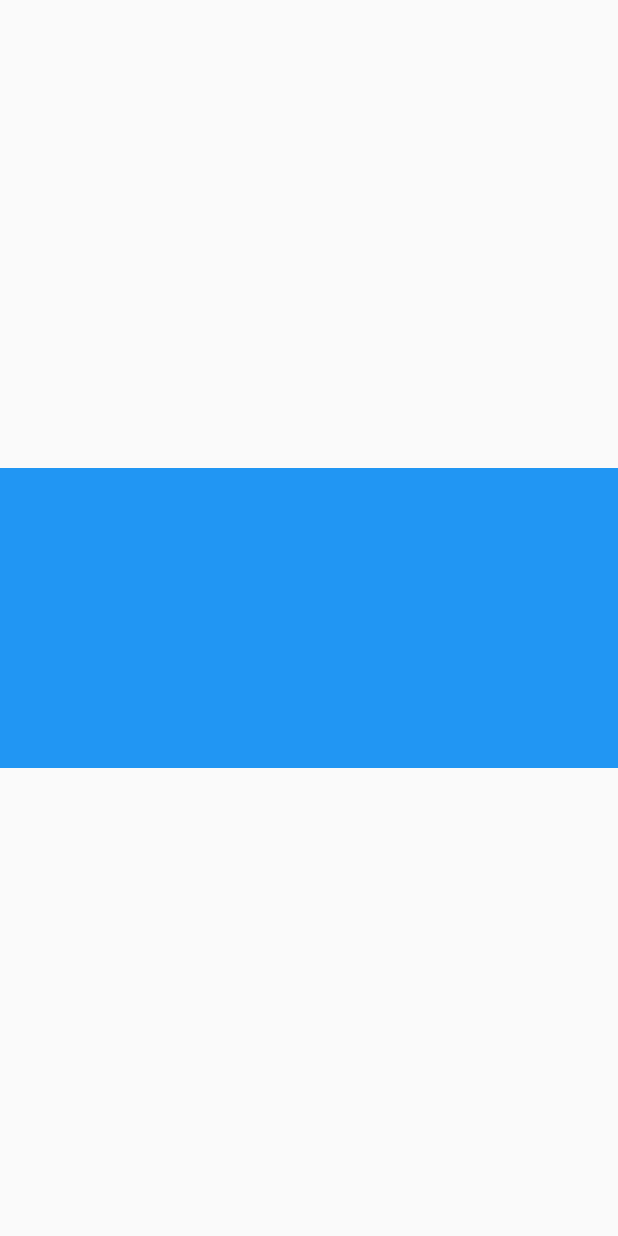
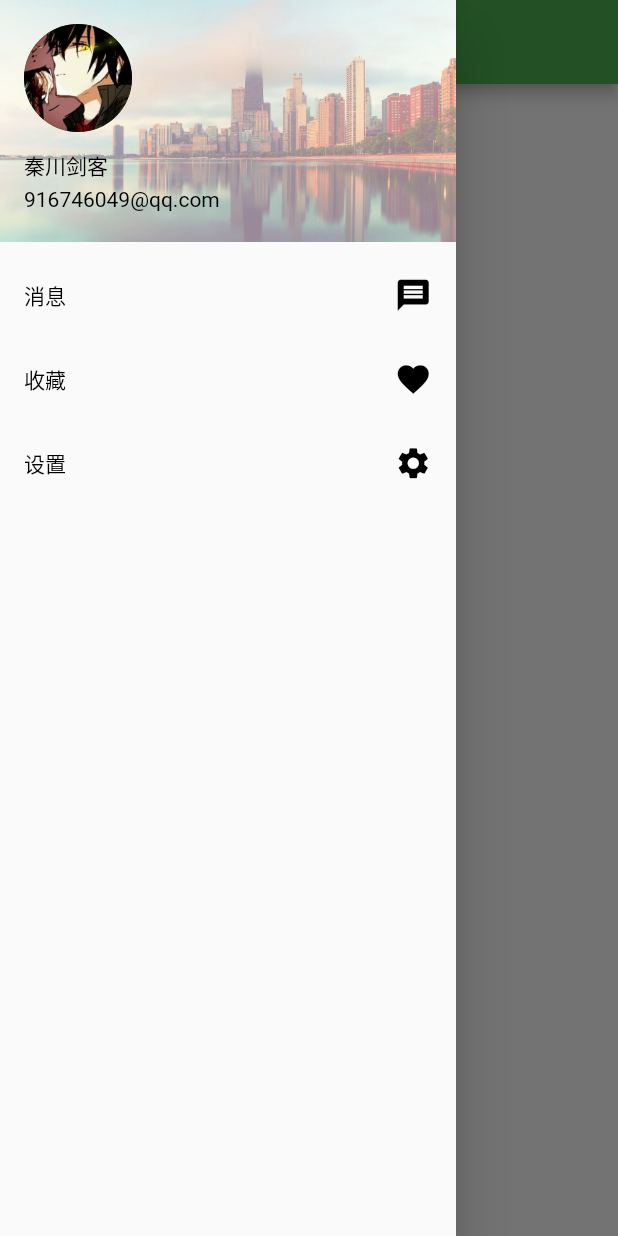
Before and after one commit to wulaosan33/flutter_jianke_demo, a Flutter app: the UserPage screen opened directly, with the side drawer open (before the commit the screen has no drawer), on a phone screen of 412 x 824 dp. Run offline on Flutter 3.47's test engine with Material 2 defaults, Android fonts, the phone set to English and light mode, and no system bars; our stand-ins replace flutter_easyrefresh.

Commit message:
2020/7/31----drawerview侧边头像

```diff
--- /dev/null
+++ b/lib/pages/home/drawer_view.dart
@@ -0,0 +1,80 @@
+import 'package:flutter/material.dart';
+
+/// 用户头像组件
+class DrawerView extends StatelessWidget {
+  @override
+  Widget build(BuildContext context) {
+    return Drawer(
+      child: ListView(
+        padding: EdgeInsets.zero,
+        children: <Widget>[
+          UserAccountsDrawerHeader(
+            accountEmail: Text("916746049@qq.com",textAlign: TextAlign.right,style: TextStyle(color: Colors.black),),
+            currentAccountPicture: CircleAvatar(
+              backgroundImage: AssetImage("assets/images/touxiang.jpg"),
+            ),
+            accountName: Text("秦川剑客",textAlign: TextAlign.right,style: TextStyle(color: Colors.black),),
+            decoration: BoxDecoration(
+              color: Colors.cyanAccent,
+              image: DecorationImage(
+                  image: AssetImage("assets/images/cebianbeijing.jpg"),
+                  /*填充方式*/
+                  fit: BoxFit.cover,
+                  /*磨砂效果*/
+                  colorFilter: ColorFilter.mode(
+                    Colors.red[50].withOpacity(0.6),
+                    BlendMode.hardLight,
+                  )),
+            ),
+          ),
+          ListTile(
+            title: Text(
+              "消息",
+              textAlign: TextAlign.left,
+              style: TextStyle(color: Colors.black,fontSize: 14),
+            ),
+            trailing: Icon(
+              Icons.message,
+              color: Colors.black,
+              size: 25.0,
+            ),
+//                  leading: Icon(Icons.message,color: Colors.orange,size: 22.0,),
+            onTap: () {
+
+            },
+          ),
+          ListTile(
+            title: Text(
+              "收藏",
+              textAlign: TextAlign.left,
+              style: TextStyle(color: Colors.black,fontSize: 14),
+            ),
+            trailing: Icon(
+              Icons.favorite,
+              color: Colors.black,
+              size: 25.0,
+            ),
+            onTap: () {
+
+            },
+          ),
+          ListTile(
+            title: Text(
+              "设置",
+              textAlign: TextAlign.left,
+              style: TextStyle(color: Colors.black,fontSize: 14),
+            ),
+            trailing: Icon(
+              Icons.settings,
+              color: Colors.black,
+              size: 25.0,
+            ),
+            onTap: () {
+
+            },
+          ),
+        ],
+      ),
+    );
+  }
+}
--- a/lib/pages/home/user_page.dart
+++ b/lib/pages/home/user_page.dart
@@ -1,5 +1,9 @@
+import 'dart:ui';
+
 import 'package:flutter/cupertino.dart';
 import 'package:flutter/material.dart';
+import 'package:untitled/pages/home/drawer_view.dart';
+import 'package:untitled/tool/color_tools.dart';
 
 /// 用户页
 class UserPage extends StatefulWidget {
@@ -8,7 +12,6 @@ class UserPage extends StatefulWidget {
 }
 
 class _UserPageState extends State<UserPage> {
-
   @override
   void initState() {
     // TODO: implement initState
@@ -18,18 +21,72 @@ class _UserPageState extends State<UserPage> {
   @override
   Widget build(BuildContext context) {
     return Scaffold(
-      body: Center(
+      appBar: _userPageAppBar(),
+      drawer: DrawerView(),
+      body: _userPageBody(),
+    );
+  }
+
+  // ignore: non_constant_identifier_names
+  /*_userPageAppBar() {
+    double tabHeight =
+        MediaQueryData.fromWindow(window).padding.top + kToolbarHeight + 30;
+    return PreferredSize(
+      preferredSize: Size.fromHeight(tabHeight),
+      child: Container(
+        height: tabHeight,
+        color: Colors.green,
         child: Column(
-          mainAxisAlignment: MainAxisAlignment.center,
           children: <Widget>[
-            Container(
-              height: 200,
-              color: Colors.blue,
-            )
+            Row(
+              mainAxisAlignment: MainAxisAlignment.start,
+              children: <Widget>[
+                GestureDetector(
+                  onTap: () {
+
+                  },
+                  child: Container(
+                    height: 60,
+                    width: 60,
+                    decoration: BoxDecoration(
+                        color: Colors.amberAccent,
+                        borderRadius: BorderRadius.circular(30.0),
+                        image: DecorationImage(
+                          image: AssetImage(
+                            'assets/images/touxiang.jpg',
+                          ),
+                        )),
+                    margin: EdgeInsets.only(top: MediaQueryData.fromWindow(window).padding.top + 10, left: 20),
+                  ),
+                ),
+              ],
+            ),
           ],
         ),
       ),
     );
+  }*/
+
+  _userPageAppBar(){
+    return AppBar(
+      title: Text(""),
+    );
   }
 
+  // ignore: non_constant_identifier_names
+  _userPageBody() {
+    return Center(
+      child: Column(
+        mainAxisAlignment: MainAxisAlignment.center,
+        children: <Widget>[
+          Container(
+
+          )
+        ],
+      ),
+    );
+  }
+
+
+
 }
```
Also changed, not shown: lib/pages/home/home_page.dart (+2 -5 lines), lib/pages/home/work_page.dart (+50 -7 lines), assets/images/cebianbeijing.jpg (added), assets/images/touxiang.jpg (added).
